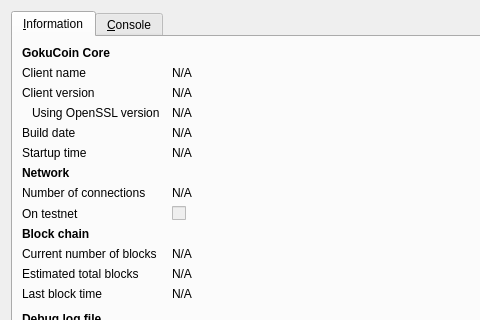
First picture: the form in src/qt/forms/rpcconsole.ui, repository spikecoin/SpikeCoin, before the edit; both pictures show x 0 to 480 and y 0 to 320 of the 740 by 450 pixel window.
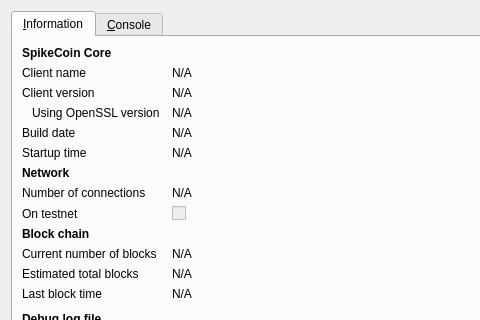
Second picture: the form after the edit. Icons and pictures are not drawn.

What changed in the file:
```diff
--- a/src/qt/forms/rpcconsole.ui
+++ b/src/qt/forms/rpcconsole.ui
@@ -36,7 +36,7 @@
           </font>
          </property>
          <property name="text">
-          <string>GokuCoin Core</string>
+          <string>SpikeCoin Core</string>
          </property>
         </widget>
        </item>
```
Left out of the diff: 6 changed lines with no effect on the pictures.
